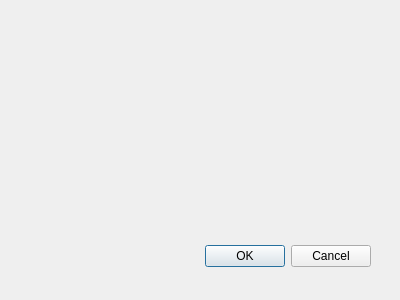
Above: settingwindow.ui from fadhlika/strawhat before the change. Below: the same form after it.
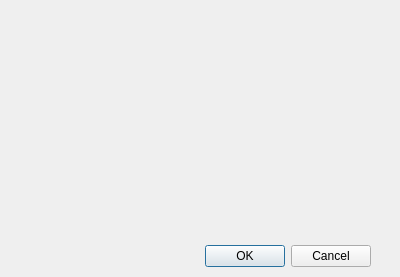
That is the form after the change.

```diff
--- a/settingwindow.ui
+++ b/settingwindow.ui
@@ -7,9 +7,15 @@
     <x>0</x>
     <y>0</y>
     <width>400</width>
-    <height>300</height>
+    <height>277</height>
    </rect>
   </property>
+  <property name="sizePolicy">
+   <sizepolicy hsizetype="Fixed" vsizetype="Fixed">
+    <horstretch>0</horstretch>
+    <verstretch>0</verstretch>
+   </sizepolicy>
+  </property>
   <property name="windowTitle">
    <string>Dialog</string>
   </property>
@@ -32,10 +38,10 @@
   <widget class="QWidget" name="verticalLayoutWidget">
    <property name="geometry">
     <rect>
-     <x>0</x>
-     <y>0</y>
-     <width>401</width>
-     <height>241</height>
+     <x>39</x>
+     <y>9</y>
+     <width>161</width>
+     <height>231</height>
     </rect>
    </property>
    <layout class="QVBoxLayout" name="vLayout"/>
```
Left out of the diff: 11 changed lines with no effect on the pictures.
